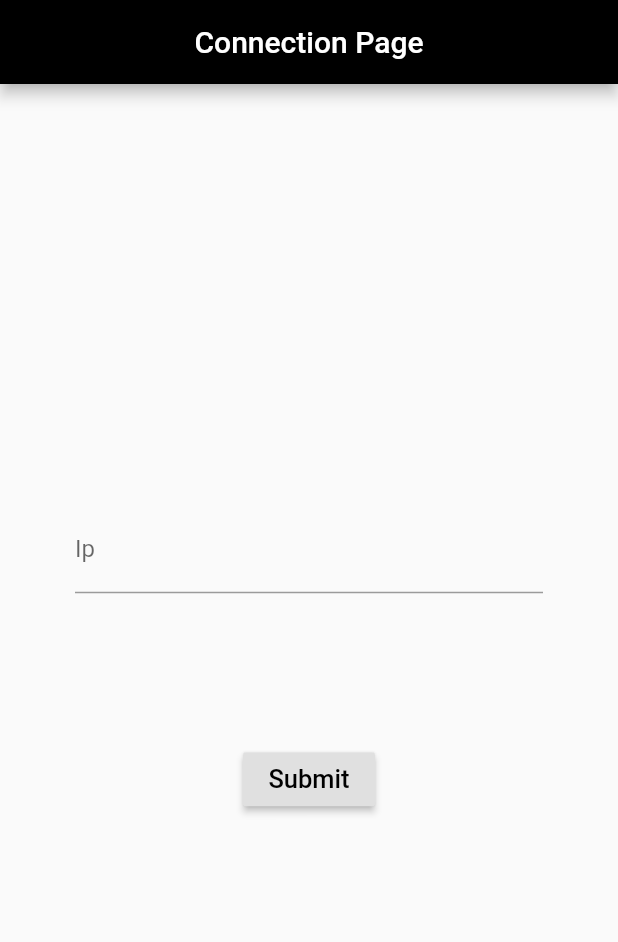
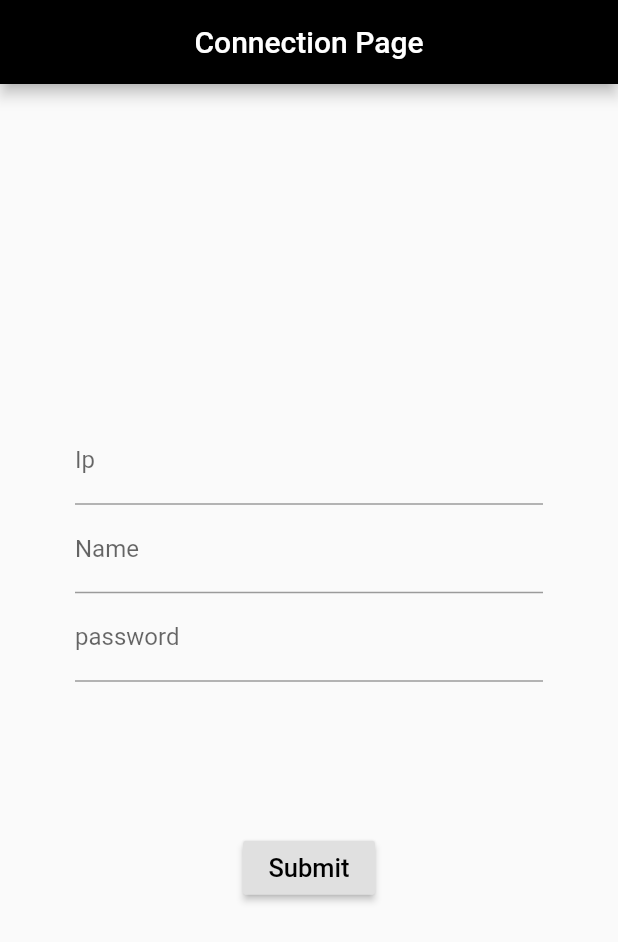
Before and after one commit to OpenCloud-rs/OpenCloud-Flutter, a Flutter app: the screen it shows after launch, on a phone screen of 412 x 824 dp. Shown: the top 942 px of the screen. Run offline on Flutter 3.47's test engine with Material 2 defaults, Android fonts, the phone set to English and light mode, and no system bars.

```diff
--- a/lib/component/form.dart
+++ b/lib/component/form.dart
@@ -10,9 +10,15 @@ class IpForm extends StatefulWidget {
 
 class IpFormState extends State<IpForm> {
   String ip;
+  String name;
+  String password;
+
   final _formkey = GlobalKey<FormState>();
+
   Widget _buildIp() {
-    return TextFormField(
+    return new Form(
+        child: new Column(children: [
+          TextFormField(
               decoration: InputDecoration(labelText: "Ip"),
               validator: (String value) {
                 if (value.isEmpty) {
@@ -22,7 +28,30 @@ class IpFormState extends State<IpForm> {
               },
               onSaved: (String value) {
                 ip = value;
-        });
+              }),
+          TextFormField(
+              decoration: InputDecoration(labelText: "Name"),
+              validator: (String value) {
+                if (value.isEmpty) {
+                  return 'Please enter your Name user';
+                }
+                return null;
+              },
+              onSaved: (String value) {
+                name = value;
+              }),
+          TextFormField(
+              decoration: InputDecoration(labelText: "password"),
+              validator: (String value) {
+                if (value.isEmpty) {
+                  return 'Please enter your password user';
+                }
+                return null;
+              },
+              onSaved: (String value) {
+                password = value;
+              })
+    ]));
   }
 
   @override
@@ -55,7 +84,7 @@ class IpFormState extends State<IpForm> {
                       Navigator.push(
                           context,
                           MaterialPageRoute(
-                              builder: (context) => FetchApp(ip: ip)));
+                              builder: (context) => FetchApp(ip: ip, name: name,password: password)));
                     },
                   )
                 ],
```
Also changed, not shown: lib/lib/fetch.dart (+79 -23 lines), lib/main.dart (line endings or trailing spaces). Lines whose indentation alone changed are shown as unchanged.
